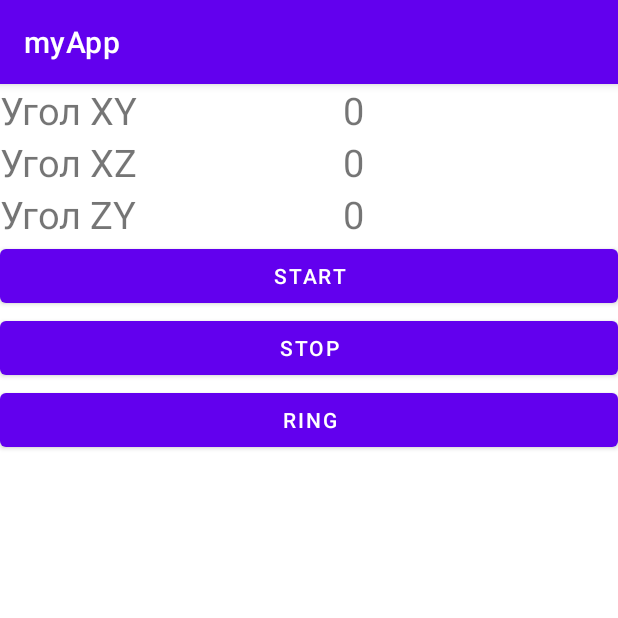
After one commit to rahirim93/my-app, an Android app: the TrainingActivity screen opened directly, with no data from a screen before it, on a phone screen of 412 x 824 dp, the top half of it. The commit adds this screen. Run offline under Robolectric (Android 15) with nearby library versions, the phone set to English and light mode, and no system bars; 2 statements that could not run were skipped.

Commit message:
добавлен таймер тренировок без использования ардуино

```diff
--- a/app/build.gradle
+++ b/app/build.gradle
@@ -39,6 +39,9 @@ dependencies {
     kapt("androidx.room:room-compiler:2.4.3")
     implementation 'androidx.lifecycle:lifecycle-extensions:2.2.0'
     implementation 'androidx.recyclerview:recyclerview:1.2.1'
+    implementation("org.jetbrains.kotlinx:kotlinx-coroutines-core:1.6.0")
+
+
 
 
     implementation 'androidx.core:core-ktx:1.8.0'
--- a/app/src/main/java/com/example/myapp/MainActivity.kt
+++ b/app/src/main/java/com/example/myapp/MainActivity.kt
@@ -8,13 +8,12 @@ import android.content.SharedPreferences
 import android.os.Bundle
 import android.widget.*
 import androidx.appcompat.app.AppCompatActivity
-import com.example.myapp.bluetoothTimer.BluetoothActivity
+import com.example.myapp.traningTimer.TrainingActivity
 import com.google.android.material.slider.Slider
 import com.google.android.material.timepicker.MaterialTimePicker
 import com.google.android.material.timepicker.TimeFormat
 import java.text.SimpleDateFormat
 import java.util.*
-import kotlin.collections.ArrayList
 
 /** Текущая задача установка будильника с главного экрана
  * 1) Подготовить код для установки будильника
@@ -76,7 +75,7 @@ class MainActivity : AppCompatActivity() {
                     startActivity(intent)
                 }
                 4 -> {
-                    val intent = Intent(this, BluetoothActivity::class.java)
+                    val intent = Intent(this, TrainingActivity::class.java)
                     startActivity(intent)
                 }
             }
--- /dev/null
+++ b/app/src/main/java/com/example/myapp/traningTimer/TrainingActivity.kt
@@ -0,0 +1,200 @@
+package com.example.myapp.traningTimer
+
+import android.app.AlarmManager
+import android.app.PendingIntent
+import android.content.BroadcastReceiver
+import android.content.Context
+import android.content.Intent
+import android.content.IntentFilter
+import android.hardware.Sensor
+import android.hardware.SensorEvent
+import android.hardware.SensorEventListener
+import android.hardware.SensorManager
+import android.media.RingtoneManager
+import android.os.Build
+import android.os.Bundle
+import android.util.Log
+import android.widget.Button
+import android.widget.TextView
+import android.widget.Toast
+import androidx.appcompat.app.AppCompatActivity
+import androidx.core.app.NotificationManagerCompat
+import com.example.myapp.MainActivity
+import com.example.myapp.R
+import com.example.myapp.traningTimer.traningService.Actions
+import com.example.myapp.traningTimer.traningService.EndlessService
+import com.example.myapp.traningTimer.traningService.ServiceState
+import com.example.myapp.traningTimer.traningService.getServiceState
+import java.util.*
+
+const val SET_ALARM = "setAlarm"
+const val BROADCAST_ACTION = "broadcastAction"
+
+class TrainingActivity : AppCompatActivity(), SensorEventListener {
+
+     private lateinit var alarmManager: AlarmManager
+
+    private lateinit var pendingIntent: PendingIntent // Для поиска будильника
+
+
+    private lateinit var buttonStart: Button
+    private lateinit var buttonStop: Button
+    private lateinit var button: Button
+
+    private lateinit var notificationManagerCompat: NotificationManagerCompat
+
+    private lateinit var mSensorManager: SensorManager
+    private lateinit var mOrientation: Sensor
+
+    private var xyAngle = 0f
+    private var xzAngle = 0f
+    private var zyAngle = 0f
+
+    private lateinit var xyView: TextView
+    private lateinit var xzView: TextView
+    private lateinit var zyView: TextView
+
+    override fun onCreate(savedInstanceState: Bundle?) {
+        super.onCreate(savedInstanceState)
+        setContentView(R.layout.activity_traning)
+
+        button = findViewById(R.id.buttonRing)
+        button.setOnClickListener {
+            val a = RingtoneManager(this)
+            val cursor = a.cursor
+            for (i in 0..cursor.count) {
+                Log.d("TAG", cursor.getString(RingtoneManager.TITLE_COLUMN_INDEX))
+                Log.d("TAG", "${a.getRingtoneUri(i)}")
+                cursor.moveToNext()
+            }
+        }
+
+        alarmManager = getSystemService(ALARM_SERVICE) as AlarmManager
+
+
+        buttonStart = findViewById(R.id.buttonStart)
+        buttonStart.setOnClickListener {
+            actionOnService(Actions.START)
+        }
+
+
+
+        val filter = IntentFilter(BROADCAST_ACTION)
+        registerReceiver(receiver, filter)
+
+        actionOnService(Actions.START)
+
+
+        buttonStop = findViewById(R.id.buttonStop)
+        buttonStop.setOnClickListener {
+            actionOnService(Actions.STOP)
+            try {
+                alarmManager.cancel(pendingIntent)
+            } catch (e: Exception) {
+                Toast.makeText(this, "Исключение при отключении будильника", Toast.LENGTH_SHORT).show()
+            }
+        }
+
+        notificationManagerCompat = NotificationManagerCompat.from(this)
+
+
+        xyView = findViewById(R.id.xyValue)
+        xzView = findViewById(R.id.xzValue)
+        zyView = findViewById(R.id.zyValue)
+        mSensorManager = getSystemService(SENSOR_SERVICE) as SensorManager
+        mOrientation = mSensorManager.getDefaultSensor(Sensor.TYPE_ORIENTATION)
+        mSensorManager.registerListener(this, mOrientation, SensorManager.SENSOR_DELAY_UI)
+
+    }
+
+    private val receiver = object : BroadcastReceiver() {
+        override fun onReceive(context: Context?, intent: Intent?) {
+            val startAlarm = intent?.getIntExtra(SET_ALARM, 0)
+            if (startAlarm == 100) {
+                    Toast.makeText(context, "Сработала тревога", Toast.LENGTH_SHORT).show()
+                    setTestAlarm()
+                }
+        }
+    }
+
+    private fun actionOnService(action: Actions) {
+        if (getServiceState(this) == ServiceState.STOPPED && action == Actions.STOP) return
+        Intent(this, EndlessService::class.java).also {
+            it.action = action.name
+            if (Build.VERSION.SDK_INT >= Build.VERSION_CODES.O) {
+                //log("Starting the service in >=26 Mode")
+                startForegroundService(it)
+                return
+            }
+            //log("Starting the service in < 26 Mode")
+            startService(it)
+        }
+    }
+
+
+    override fun onSensorChanged(event: SensorEvent?) {
+        if (event != null) {
+            xyAngle = event.values[0]  //Плоскость XY
+            xzAngle = event.values[1] //Плоскость XZ
+            zyAngle = event.values[2] //Плоскость ZY
+        }
+
+        xyView.text = xyAngle.toInt().toString()
+        xzView.text = xzAngle.toInt().toString()
+        zyView.text = zyAngle.toInt().toString()
+    }
+
+
+    private fun setTestAlarm() {
+        val calendar = Calendar.getInstance().timeInMillis + 180000
+        val calendar2 = Calendar.getInstance()
+        calendar2.timeInMillis = calendar
+
+        //timeToAlarm = calendar2.timeInMillis
+
+        val intent = Intent(this, EndlessService::class.java)
+        intent.action = "play"
+        pendingIntent = PendingIntent.getService(
+            this,
+            0,
+            intent,
+            0
+        )
+
+
+
+        setAlarm(calendar2, pendingIntent)
+
+
+        val intent2 = Intent(this, EndlessService::class.java)
+        intent2.action = "stopVibrator"
+        startService(intent2)
+
+    }
+
+    private fun setAlarm(calendar: Calendar, alarmActionPendingIntent: PendingIntent) {
+        val alarmClockInfo = AlarmManager.AlarmClockInfo(calendar.timeInMillis, getAlarmInfoPendingIntent())
+        alarmManager.setAlarmClock(alarmClockInfo, alarmActionPendingIntent)
+    }
+    private fun getAlarmInfoPendingIntent(): PendingIntent {
+        val alarmInfoIntent = Intent(this, MainActivity::class.java)
+        alarmInfoIntent.addFlags(Intent.FLAG_ACTIVITY_CLEAR_TOP or Intent.FLAG_ACTIVITY_NEW_TASK)
+        return PendingIntent.getActivity(this, 0, alarmInfoIntent, PendingIntent.FLAG_UPDATE_CURRENT)
+    }
+    override fun onAccuracyChanged(sensor: Sensor?, accuracy: Int) {
+
+    }
+    override fun onResume() {
+        super.onResume()
+        mSensorManager.registerListener(this, mOrientation, SensorManager.SENSOR_DELAY_UI)
+
+    }
+    override fun onStop() {
+        super.onStop()
+        mSensorManager.unregisterListener(this)
+    }
+    override fun onDestroy() {
+        super.onDestroy()
+        unregisterReceiver(receiver)
+    }
+}
--- /dev/null
+++ b/app/src/main/java/com/example/myapp/traningTimer/traningService/Actions.kt
@@ -0,0 +1,6 @@
+package com.example.myapp.traningTimer.traningService
+
+enum class Actions {
+    START,
+    STOP
+}
--- /dev/null
+++ b/app/src/main/java/com/example/myapp/traningTimer/traningService/ServiceTracker.kt
@@ -0,0 +1,30 @@
+package com.example.myapp.traningTimer.traningService
+
+import android.content.Context
+import android.content.SharedPreferences
+
+enum class ServiceState {
+    STARTED,
+    STOPPED,
+}
+
+private const val name = "SPYSERVICE_KEY"
+private const val key = "SPYSERVICE_STATE"
+
+fun setServiceState(context: Context, state: ServiceState) {
+    val sharedPrefs = getPreferences(context)
+    sharedPrefs.edit().let {
+        it.putString(key, state.name)
+        it.apply()
+    }
+}
+
+fun getServiceState(context: Context): ServiceState {
+    val sharedPrefs = getPreferences(context)
+    val value = sharedPrefs.getString(key, ServiceState.STOPPED.name).toString()
+    return ServiceState.valueOf(value)
+}
+
+private fun getPreferences(context: Context): SharedPreferences {
+    return context.getSharedPreferences(name, 0)
+}
--- /dev/null
+++ b/app/src/main/res/layout/activity_traning.xml
@@ -0,0 +1,94 @@
+<?xml version="1.0" encoding="utf-8"?>
+<LinearLayout xmlns:android="http://schemas.android.com/apk/res/android"
+    android:layout_width="fill_parent"
+    android:layout_height="fill_parent"
+    android:orientation="vertical" >
+
+    <LinearLayout
+        android:id="@+id/linearLayout1"
+        android:layout_width="fill_parent"
+        android:layout_height="wrap_content" >
+
+        <TextView
+            android:id="@+id/textView1"
+            android:layout_width="60dp"
+            android:layout_height="wrap_content"
+            android:layout_weight="1"
+            android:textSize="25dp"
+            android:text="Угол XY" />
+
+        <TextView
+            android:id="@+id/xyValue"
+            android:layout_width="wrap_content"
+            android:layout_height="wrap_content"
+            android:layout_weight="1"
+            android:textSize="25dp"
+            android:text="0" />
+
+    </LinearLayout>
+
+    <LinearLayout
+        android:id="@+id/linearLayout2"
+        android:layout_width="fill_parent"
+        android:layout_height="wrap_content" >
+
+        <TextView
+            android:id="@+id/textView3"
+            android:layout_width="60dp"
+            android:layout_height="wrap_content"
+            android:layout_weight="1"
+            android:textSize="25dp"
+            android:text="Угол XZ" /> />
+
+        <TextView
+            android:id="@+id/xzValue"
+            android:layout_width="wrap_content"
+            android:layout_height="wrap_content"
+            android:layout_weight="1"
+            android:textSize="25dp"
+            android:text="0" />
+
+    </LinearLayout>
+
+    <LinearLayout
+        android:id="@+id/linearLayout3"
+        android:layout_width="fill_parent"
+        android:layout_height="wrap_content" >
+
+        <TextView
+            android:id="@+id/textView5"
+            android:layout_width="60dp"
+            android:layout_height="wrap_content"
+            android:layout_weight="1"
+            android:textSize="25dp"
+            android:text="Угол ZY" />
+
+        <TextView
+            android:id="@+id/zyValue"
+            android:layout_width="wrap_content"
+            android:layout_height="wrap_content"
+            android:layout_weight="1"
+            android:textSize="25dp"
+            android:text="0" />
+
+    </LinearLayout>
+
+    <Button
+        android:id="@+id/buttonStart"
+        android:layout_width="match_parent"
+        android:layout_height="wrap_content"
+        android:text="Start" />
+
+    <Button
+        android:id="@+id/buttonStop"
+        android:layout_width="match_parent"
+        android:layout_height="wrap_content"
+        android:text="stop" />
+
+    <Button
+        android:id="@+id/buttonRing"
+        android:layout_width="match_parent"
+        android:layout_height="wrap_content"
+        android:text="ring" />
+
+</LinearLayout>
```
Also changed, not shown: app/src/main/AndroidManifest.xml (+14 -0 lines), app/src/main/java/com/example/myapp/traningTimer/traningService/EndlessService.kt (added, +261 -0 lines), app/src/main/java/com/example/myapp/traningTimer/traningService/StartReceiver.kt (added, +25 -0 lines), app/src/main/java/com/example/myapp/traningTimer/traningService/Utils.kt (added, +7 -0 lines).
